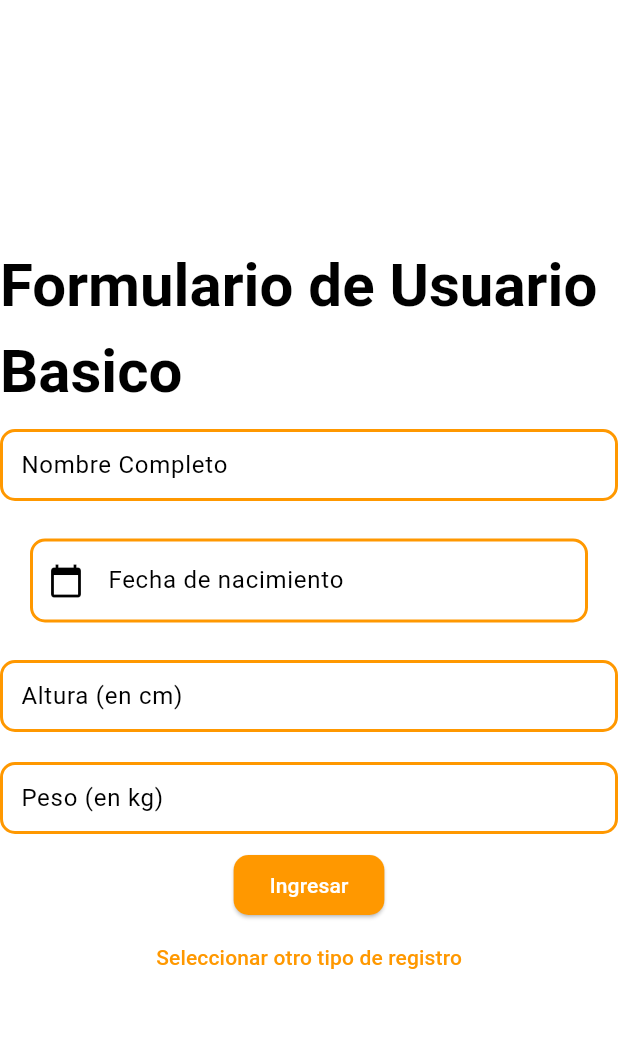
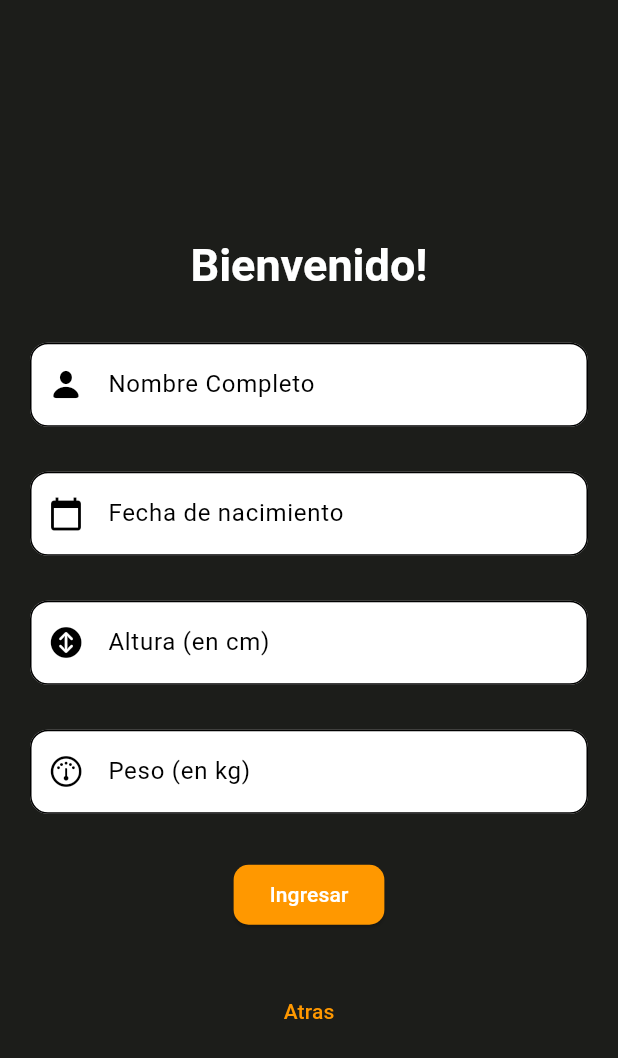
Before and after one commit to FranCannepa/fitsolutions, a Flutter app: the RegistroScreen screen opened by its route, after a tap on "Quiero entrenar", on a phone screen of 412 x 824 dp. Shown: the top 1058 px of the screen. Run offline on Flutter 3.47's test engine with Material 3 defaults, Android fonts, the phone set to English and light mode, and no system bars; our stand-ins replace auto_size_text, badges, cloud_firestore, firebase_auth, firebase_core, firebase_messaging and 7 more; accounts and stored records are empty; Roboto replaces fonts that are missing (Sora).

Commit message:
primer commit

```diff
--- a/lib/Screens/Registro/registro_screen.dart
+++ b/lib/Screens/Registro/registro_screen.dart
@@ -74,6 +74,7 @@ class _RegistroScreenState extends State<RegistroScreen> {
   Widget build(BuildContext context) {
     return Consumer<UserData>(
       builder: (context, value, child) => Scaffold(
+        backgroundColor: Theme.of(context).colorScheme.secondary,
         body: Center(
           child: Column(
             mainAxisAlignment: MainAxisAlignment.center,
@@ -81,28 +82,49 @@ class _RegistroScreenState extends State<RegistroScreen> {
               !showForm
                   ? Column(
                       children: [
-                        const Text(
-                          'Tipos de Cuenta disponibles',
-                          style: TextStyle(
-                            fontFamily: 'Sora',
-                            letterSpacing: 0,
-                            fontWeight: FontWeight.w600,
-                            fontSize: 30,
+                        ElevatedButton(
+                          style: ElevatedButton.styleFrom(
+                            backgroundColor: Colors.orange,
+                            foregroundColor: Colors.white,
+                            elevation: 5,
+                            shape: RoundedRectangleBorder(
+                              borderRadius: BorderRadius.circular(12),
+                            ),
+                            padding: const EdgeInsets.symmetric(
+                                horizontal: 20, vertical: 15),
                           ),
-                        ),
-                        ElevatedButton(
                           onPressed: () =>
                               handleOptionSelected('Quiero entrenar'),
                           child: const Text('Quiero entrenar'),
                         ),
-                        const SizedBox(height: 10),
+                        const SizedBox(height: 20),
                         ElevatedButton(
+                          style: ElevatedButton.styleFrom(
+                            backgroundColor: Colors.orange,
+                            foregroundColor: Colors.white,
+                            elevation: 5,
+                            shape: RoundedRectangleBorder(
+                              borderRadius: BorderRadius.circular(12),
+                            ),
+                            padding: const EdgeInsets.symmetric(
+                                horizontal: 20, vertical: 15),
+                          ),
                           onPressed: () =>
                               handleOptionSelected('Soy propietario'),
                           child: const Text('Soy propietario'),
                         ),
-                        const SizedBox(height: 10),
+                        const SizedBox(height: 20),
                         ElevatedButton(
+                          style: ElevatedButton.styleFrom(
+                            backgroundColor: Colors.orange,
+                            foregroundColor: Colors.white,
+                            elevation: 5,
+                            shape: RoundedRectangleBorder(
+                              borderRadius: BorderRadius.circular(12),
+                            ),
+                            padding: const EdgeInsets.symmetric(
+                                horizontal: 20, vertical: 15),
+                          ),
                           onPressed: () =>
                               handleOptionSelected('Soy entrenador'),
                           child: const Text('Soy entrenador'),
@@ -116,8 +138,7 @@ class _RegistroScreenState extends State<RegistroScreen> {
                         buildForm(),
                         TextButton(
                           onPressed: handleBackButtonPressed,
-                          child:
-                              const Text('Seleccionar otro tipo de registro'),
+                          child: const Text('Atras'),
                         ),
                       ],
                     )
--- a/lib/components/RegisterComponents/basico_form.dart
+++ b/lib/components/RegisterComponents/basico_form.dart
@@ -1,6 +1,6 @@
 import 'package:fitsolutions/Components/CommonComponents/submit_button.dart';
-import 'package:fitsolutions/components/CommonComponents/input_round_fields.dart';
 import 'package:flutter/material.dart';
+import 'package:flutter/cupertino.dart';
 
 class BasicoForm extends StatefulWidget {
   final Function(Map<String, dynamic>) registerFunction;
@@ -60,19 +60,38 @@ class _BasicoFormState extends State<BasicoForm> {
     return Form(
       key: _formKey,
       autovalidateMode: AutovalidateMode.onUserInteraction,
-        child: Column(children: [
+      child: Column(
+        mainAxisAlignment: MainAxisAlignment.center,
+        children: [
+          const SizedBox(height: 30),
           const Text(
-            'Formulario de Usuario Basico',
+            'Bienvenido!',
+            textAlign: TextAlign.center,
             style: TextStyle(
               fontFamily: 'Sora',
+              color: Colors.white,
               letterSpacing: 0,
               fontWeight: FontWeight.w600,
-              fontSize: 40,
+              fontSize: 30,
             ),
           ),
-          RoundedInputField(
-            labelText: 'Nombre Completo',
+          const SizedBox(height: 30),
+          Container(
+            margin: const EdgeInsets.symmetric(horizontal: 20.0),
+            child: TextFormField(
               controller: _fullNameController,
+              decoration: InputDecoration(
+                hintText: 'Nombre Completo',
+                filled: true,
+                fillColor: Colors.white,
+                prefixIcon: const Icon(CupertinoIcons.person_solid),
+                enabledBorder: OutlineInputBorder(
+                  borderRadius: BorderRadius.circular(12.0),
+                ),
+                focusedBorder: const OutlineInputBorder(
+                  borderSide: BorderSide(color: Colors.orange),
+                ),
+              ),
               validator: (value) {
                 if (value == null || value.isEmpty) {
                   return 'Ingrese su nombre completo';
@@ -80,37 +99,52 @@ class _BasicoFormState extends State<BasicoForm> {
                 return null;
               },
             ),
-          Padding(
-            padding:
-                const EdgeInsets.symmetric(vertical: 15.0, horizontal: 20.0),
+          ),
+          const SizedBox(height: 30),
+          Container(
+            margin: const EdgeInsets.symmetric(horizontal: 20.0),
             child: TextFormField(
               controller: _dateOfBirthController,
+              decoration: InputDecoration(
+                hintText: 'Fecha de nacimiento',
+                filled: true,
+                fillColor: Colors.white,
+                prefixIcon: const Icon(Icons.calendar_today),
+                enabledBorder: OutlineInputBorder(
+                  borderRadius: BorderRadius.circular(12.0),
+                ),
+                focusedBorder: const OutlineInputBorder(
+                  borderSide: BorderSide(color: Colors.orange),
+                ),
+              ),
+              readOnly: true,
+              onTap: _selectDate,
               validator: (value) {
                 if (value == null || value.isEmpty) {
                   return 'Ingrese su fecha de nacimiento';
                 }
                 return null;
               },
+            ),
+          ),
+          const SizedBox(height: 30),
+          Container(
+            margin: const EdgeInsets.symmetric(horizontal: 20.0),
+            child: TextFormField(
+              controller: _heightController,
               decoration: InputDecoration(
-                  labelText: 'Fecha de nacimiento',
+                hintText: 'Altura (en cm)',
                 filled: true,
-                  prefixIcon: const Icon(Icons.calendar_today),
+                fillColor: Colors.white,
+                prefixIcon:
+                    const Icon(CupertinoIcons.arrow_up_down_circle_fill),
                 enabledBorder: OutlineInputBorder(
-                    borderRadius: BorderRadius.circular(10.0),
-                    borderSide:
-                        const BorderSide(color: Colors.orange, width: 2.0),
+                  borderRadius: BorderRadius.circular(12.0),
                 ),
                 focusedBorder: const OutlineInputBorder(
-                      borderSide: BorderSide(color: Colors.orange))),
-              readOnly: true,
-              onTap: () {
-                _selectDate();
-              },
+                  borderSide: BorderSide(color: Colors.orange),
                 ),
               ),
-          RoundedInputField(
-            labelText: 'Altura (en cm)',
-            controller: _heightController,
               keyboardType: TextInputType.number,
               validator: (value) {
                 if (value == null || value.isEmpty) {
@@ -124,9 +158,24 @@ class _BasicoFormState extends State<BasicoForm> {
                 return null;
               },
             ),
-          RoundedInputField(
-            labelText: 'Peso (en kg)',
+          ),
+          const SizedBox(height: 30),
+          Container(
+            margin: const EdgeInsets.symmetric(horizontal: 20.0),
+            child: TextFormField(
               controller: _weightController,
+              decoration: InputDecoration(
+                hintText: 'Peso (en kg)',
+                filled: true,
+                fillColor: Colors.white,
+                prefixIcon: const Icon(CupertinoIcons.gauge),
+                enabledBorder: OutlineInputBorder(
+                  borderRadius: BorderRadius.circular(12.0),
+                ),
+                focusedBorder: const OutlineInputBorder(
+                  borderSide: BorderSide(color: Colors.orange),
+                ),
+              ),
               keyboardType: TextInputType.number,
               validator: (value) {
                 if (value == null || value.isEmpty) {
@@ -140,8 +189,10 @@ class _BasicoFormState extends State<BasicoForm> {
                 return null;
               },
             ),
+          ),
+          const SizedBox(height: 30),
           SubmitButton(
-              text: "Ingresar",
+            text: 'Ingresar',
             onPressed: () {
               if (_formKey.currentState!.validate()) {
                 final userData = collectUserData();
@@ -151,7 +202,11 @@ class _BasicoFormState extends State<BasicoForm> {
                   const SnackBar(content: Text("Errores en el Formulario")),
                 );
               }
-              })
-        ]));
+            },
+          ),
+          const SizedBox(height: 30),
+        ],
+      ),
+    );
   }
 }
```
Also changed, not shown: lib/components/RegisterComponents/entrenador_form.dart (+24 -5 lines), lib/components/RegisterComponents/propietario_form.dart (+32 -8 lines). Lines whose indentation alone changed are shown as unchanged.
